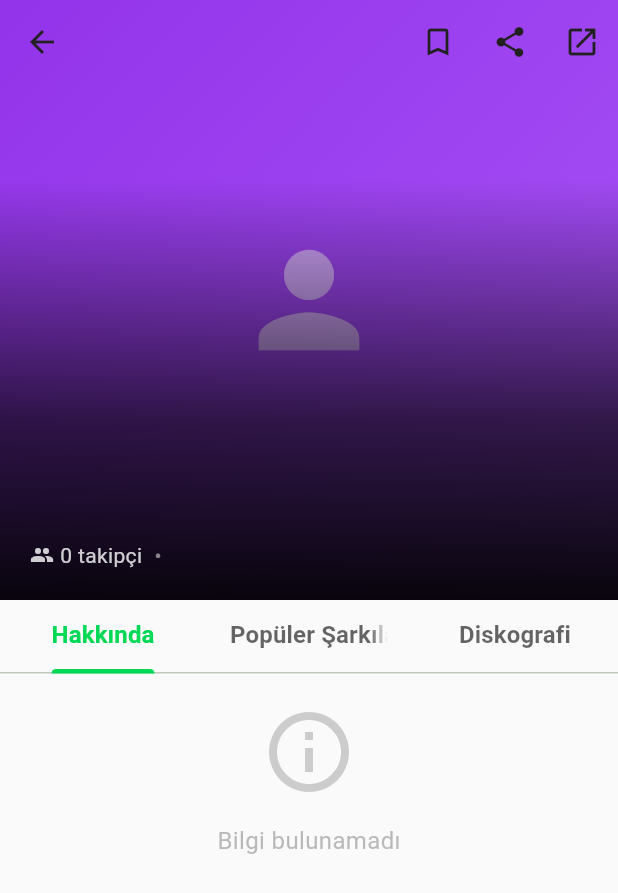
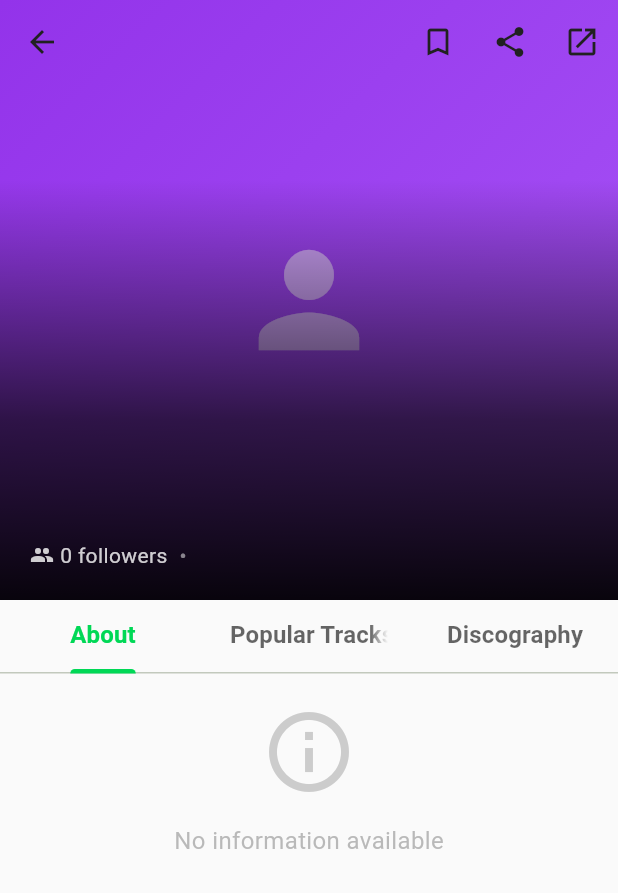
Before and after one commit to furkankobain/MusicShare, a Flutter app: the ArtistProfilePage screen opened directly with empty values, on a phone screen of 412 x 824 dp. Shown: the top 893 px of the screen. Run offline on Flutter 3.47's test engine with Material 3 defaults, Android fonts, the phone set to English and light mode, and no system bars; our stand-ins replace audioplayers, cached_network_image, cloud_firestore, dio, equatable, firebase_auth and 16 more; missing offline and left inert: mobile_scanner; accounts and stored records are empty; network calls fail.

Commit message:
Translate artist profile and edit profile pages to English

```diff
--- a/lib/features/music/presentation/pages/artist_profile_page.dart
+++ b/lib/features/music/presentation/pages/artist_profile_page.dart
@@ -56,8 +56,8 @@ class _ArtistProfilePageState extends State<ArtistProfilePage>
         SnackBar(
           content: Text(
             _isFavorite
-                ? 'Favorilere eklendi'
-                : 'Favorilerden kaldırıldı',
+                ? 'Added to favorites'
+                : 'Removed from favorites',
           ),
           duration: const Duration(seconds: 2),
         ),
@@ -312,7 +312,7 @@ class _ArtistProfilePageState extends State<ArtistProfilePage>
                               ),
                               const SizedBox(width: 4),
                               Text(
-                                '${_formatFollowers(followers)} takipçi',
+                                '${_formatFollowers(followers)} followers',
                                 style: TextStyle(
                                   color: Colors.white.withValues(alpha: 0.8),
                                   fontSize: ModernDesignSystem.fontSizeS,
@@ -339,7 +339,7 @@ class _ArtistProfilePageState extends State<ArtistProfilePage>
                                   ),
                                   const SizedBox(width: 4),
                                   Text(
-                                    'Popülerlik: $popularity/100',
+                                    'Popularity: $popularity/100',
                                     style: TextStyle(
                                       color: Colors.white.withValues(alpha: 0.8),
                                       fontSize: ModernDesignSystem.fontSizeS,
@@ -435,9 +435,9 @@ class _ArtistProfilePageState extends State<ArtistProfilePage>
                   fontWeight: FontWeight.bold,
                 ),
                 tabs: const [
-                  Tab(text: 'Hakkında'),
-                  Tab(text: 'Popüler Şarkılar'),
-                  Tab(text: 'Diskografi'),
+                  Tab(text: 'About'),
+                  Tab(text: 'Popular Tracks'),
+                  Tab(text: 'Discography'),
                 ],
               ),
               isDark,
@@ -493,7 +493,7 @@ class _ArtistProfilePageState extends State<ArtistProfilePage>
             if (_lastFmInfo!['bio'] is Map &&
                 (_lastFmInfo!['bio'] as Map)['content'] != null) ...[
               Text(
-                'Hakkında',
+                'About',
                 style: TextStyle(
                   fontSize: ModernDesignSystem.fontSizeXL,
                   fontWeight: FontWeight.bold,
@@ -518,7 +518,7 @@ class _ArtistProfilePageState extends State<ArtistProfilePage>
           // Similar Artists Section
           if (_similarArtists.isNotEmpty) ...[
             Text(
-              'Benzer Sanatçılar',
+              'Similar Artists',
               style: TextStyle(
                 fontSize: ModernDesignSystem.fontSizeXL,
                 fontWeight: FontWeight.bold,
@@ -559,7 +559,7 @@ class _ArtistProfilePageState extends State<ArtistProfilePage>
                   ),
                   const SizedBox(height: 16),
                   Text(
-                    'Bilgi bulunamadı',
+                    'No information available',
                     style: TextStyle(
                       color: Colors.grey.withValues(alpha: 0.7),
                       fontSize: ModernDesignSystem.fontSizeM,
@@ -593,7 +593,7 @@ class _ArtistProfilePageState extends State<ArtistProfilePage>
         // Note: We need the full artist object with ID for Spotify
         // For now, just show a message
         ScaffoldMessenger.of(context).showSnackBar(
-          SnackBar(content: Text('$artistName profili yükleniyor...')),
+          SnackBar(content: Text('Loading $artistName profile...')),
         );
       },
       child: Column(
@@ -673,7 +673,7 @@ class _ArtistProfilePageState extends State<ArtistProfilePage>
             ),
             const SizedBox(height: 16),
             Text(
-              'Şarkı bulunamadı',
+              'No tracks found',
               style: TextStyle(
                 color: Colors.grey.withValues(alpha: 0.7),
                 fontSize: ModernDesignSystem.fontSizeM,
@@ -842,7 +842,7 @@ class _ArtistProfilePageState extends State<ArtistProfilePage>
             ),
             const SizedBox(height: 16),
             Text(
-              'Albüm bulunamadı',
+              'No albums found',
               style: TextStyle(
                 color: Colors.grey.withValues(alpha: 0.7),
                 fontSize: ModernDesignSystem.fontSizeM,
```
Also changed, not shown: lib/features/profile/presentation/pages/edit_profile_page.dart (+7 -7 lines).
